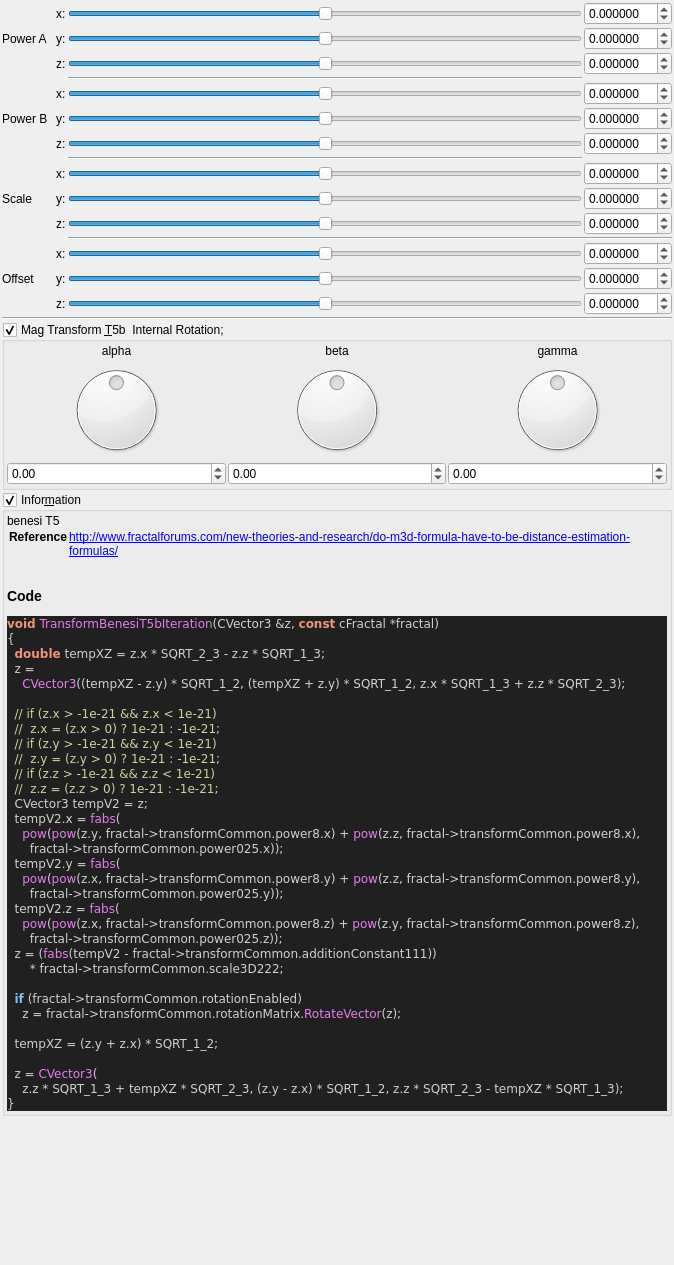
The window that mandelbulber2/qt_data/fractal_transf_benesi_T5b.ui (buddhi1980/mandelbulber2) describes before a commit, drawn with Qt 5.
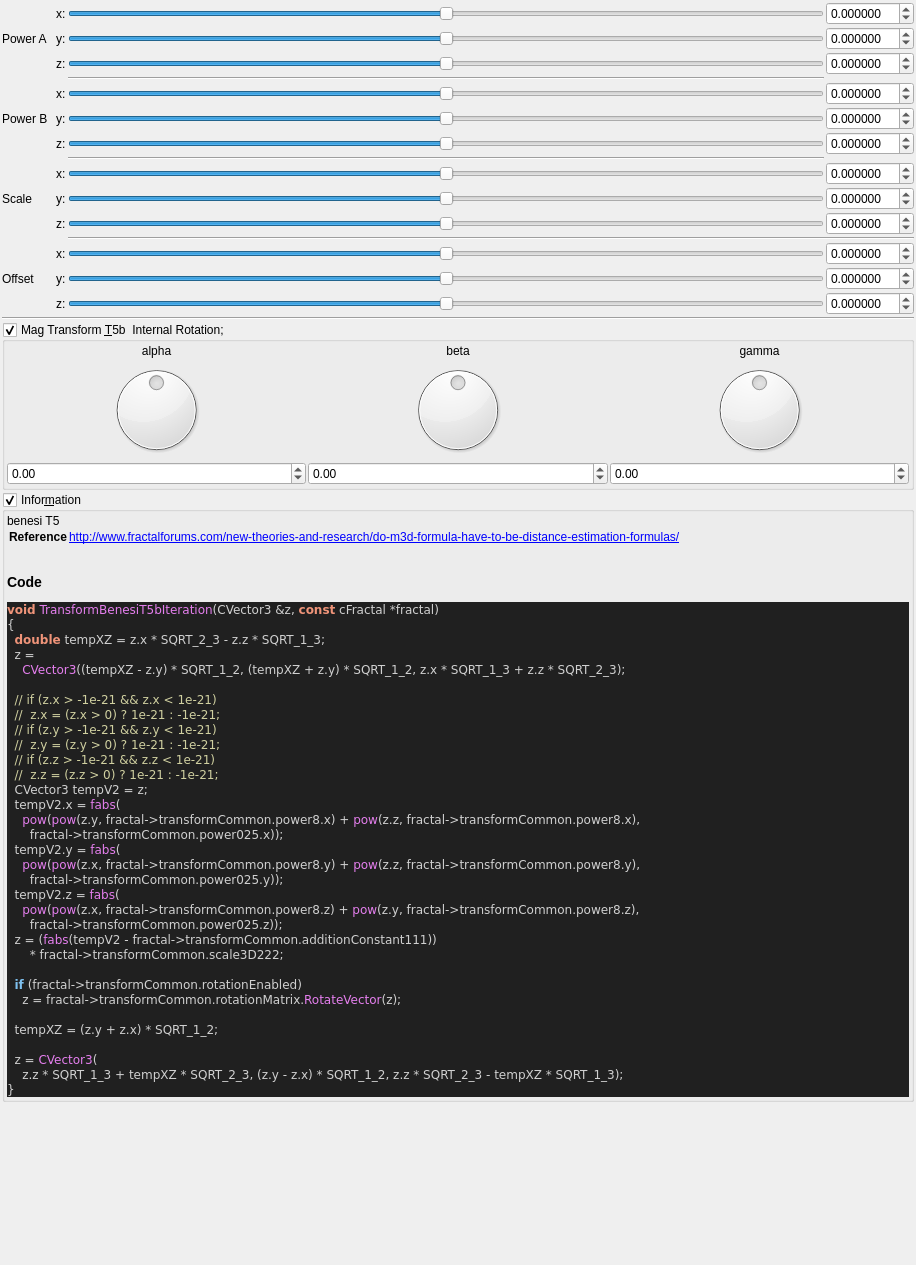
The same window after the commit. Custom widgets are drawn as their Qt base class.

Diff of the .ui file:
```diff
--- a/mandelbulber2/qt_data/fractal_transf_benesi_T5b.ui
+++ b/mandelbulber2/qt_data/fractal_transf_benesi_T5b.ui
@@ -6,7 +6,7 @@
    <rect>
     <x>0</x>
     <y>0</y>
-    <width>674</width>
+    <width>916</width>
     <height>1265</height>
    </rect>
   </property>
```
Left out of the diff: 24 changed lines with no effect on the pictures.
